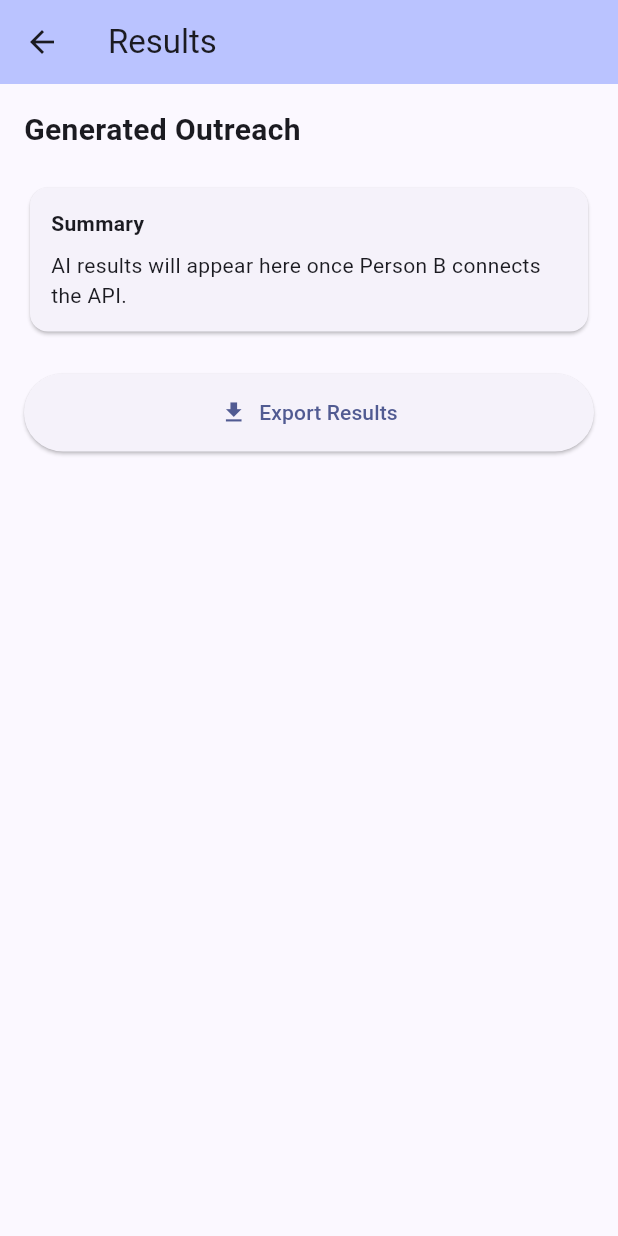
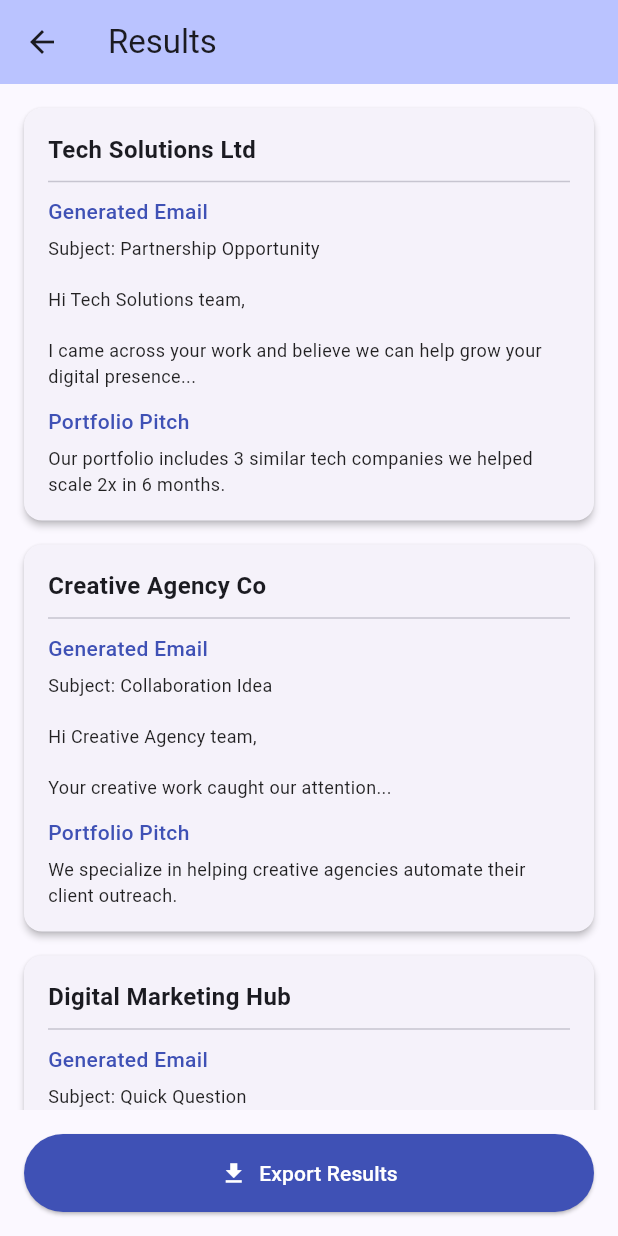
Before and after one commit to Devishree07/smart-marketing, a Flutter app: the ResultsScreen screen opened by its route, on a phone screen of 412 x 824 dp. Run offline on Flutter 3.47's test engine with Material 3 defaults, Android fonts, the phone set to English and light mode, and no system bars.

Commit message:
updated the ui

```diff
--- a/lib/screens/results_screen.dart
+++ b/lib/screens/results_screen.dart
@@ -1,7 +1,26 @@
 import 'package:flutter/material.dart';
+import '../models/lead.dart';
 
 class ResultsScreen extends StatelessWidget {
   const ResultsScreen({super.key});
+
+  final List<Map<String, String>> _results = const [
+    {
+      'business': 'Tech Solutions Ltd',
+      'email': 'Subject: Partnership Opportunity\n\nHi Tech Solutions team,\n\nI came across your work and believe we can help grow your digital presence...',
+      'pitch': 'Our portfolio includes 3 similar tech companies we helped scale 2x in 6 months.',
+    },
+    {
+      'business': 'Creative Agency Co',
+      'email': 'Subject: Collaboration Idea\n\nHi Creative Agency team,\n\nYour creative work caught our attention...',
+      'pitch': 'We specialize in helping creative agencies automate their client outreach.',
+    },
+    {
+      'business': 'Digital Marketing Hub',
+      'email': 'Subject: Quick Question\n\nHi DMHub team,\n\nI noticed you help businesses with digital marketing...',
+      'pitch': 'We have tools that can 3x your lead generation pipeline.',
+    },
+  ];
 
   @override
   Widget build(BuildContext context) {
@@ -10,38 +29,53 @@ class ResultsScreen extends StatelessWidget {
         title: const Text('Results'),
         backgroundColor: Theme.of(context).colorScheme.inversePrimary,
       ),
-      body: Padding(
+      body: ListView.builder(
         padding: const EdgeInsets.all(16),
-        child: Column(
-          crossAxisAlignment: CrossAxisAlignment.stretch,
-          children: [
-            const Text('Generated Outreach',
-                style: TextStyle(fontSize: 20, fontWeight: FontWeight.bold)),
-            const SizedBox(height: 20),
-            const Card(
+        itemCount: _results.length,
+        itemBuilder: (context, index) {
+          final result = _results[index];
+          return Card(
+            margin: const EdgeInsets.only(bottom: 16),
+            elevation: 2,
             child: Padding(
-                padding: EdgeInsets.all(14),
+              padding: const EdgeInsets.all(16),
               child: Column(
                 crossAxisAlignment: CrossAxisAlignment.start,
                 children: [
-                    Text('Summary',
-                        style: TextStyle(fontWeight: FontWeight.bold)),
-                    SizedBox(height: 8),
-                    Text('AI results will appear here once Person B connects the API.'),
+                  Text(result['business']!,
+                      style: const TextStyle(
+                          fontSize: 16, fontWeight: FontWeight.bold)),
+                  const Divider(height: 20),
+                  const Text('Generated Email',
+                      style: TextStyle(
+                          fontWeight: FontWeight.w500, color: Colors.indigo)),
+                  const SizedBox(height: 6),
+                  Text(result['email']!,
+                      style: const TextStyle(fontSize: 12, color: Colors.black87)),
+                  const SizedBox(height: 12),
+                  const Text('Portfolio Pitch',
+                      style: TextStyle(
+                          fontWeight: FontWeight.w500, color: Colors.indigo)),
+                  const SizedBox(height: 6),
+                  Text(result['pitch']!,
+                      style: const TextStyle(fontSize: 12, color: Colors.black87)),
                 ],
               ),
             ),
+          );
+        },
       ),
-            const SizedBox(height: 24),
-            ElevatedButton.icon(
+      bottomNavigationBar: Padding(
+        padding: const EdgeInsets.all(16),
+        child: ElevatedButton.icon(
           onPressed: () {},
           icon: const Icon(Icons.download),
           label: const Text('Export Results'),
           style: ElevatedButton.styleFrom(
             padding: const EdgeInsets.all(16),
+            backgroundColor: Colors.indigo,
+            foregroundColor: Colors.white,
           ),
-            ),
-          ],
         ),
       ),
     );
```
Also changed, not shown: lib/screens/leads_screen.dart (+75 -10 lines). Lines whose indentation alone changed are shown as unchanged.
